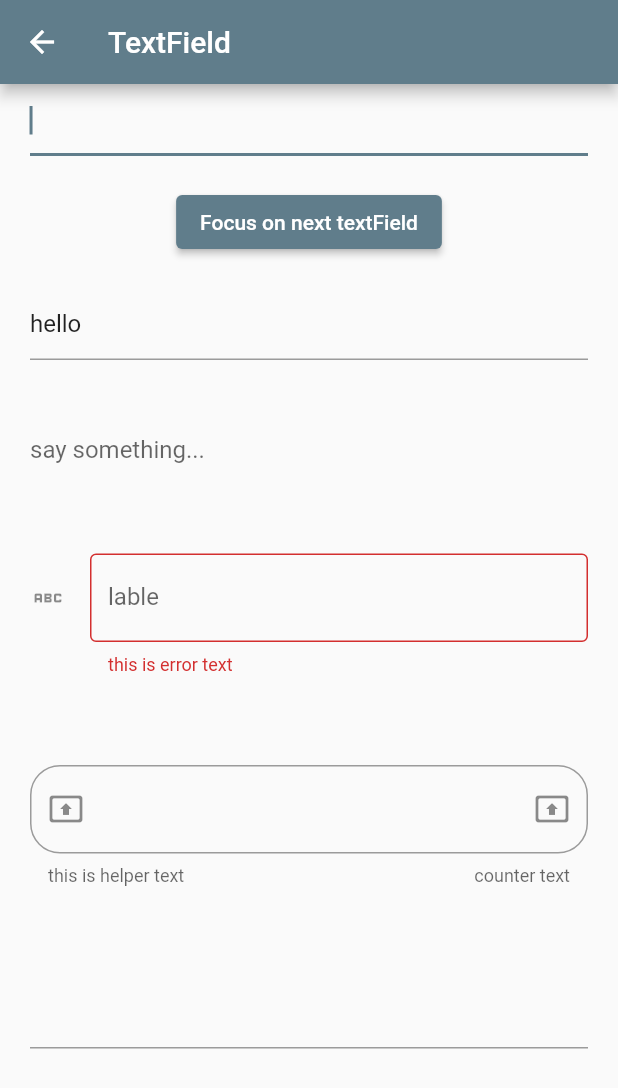
After one commit to patelkeval936/flutter_cookbook, a Flutter app: the screen it shows after launch, after a tap on "TextField", on a phone screen of 412 x 824 dp. The commit adds this screen. Shown: the top 1088 px of the screen. Run offline on Flutter 3.47's test engine with Material 2 defaults, Android fonts, the light colour scheme and no system bars.

Commit message:
TextField widget

```diff
--- a/analysis_options.yaml
+++ b/analysis_options.yaml
@@ -7,9 +7,9 @@
 
 # The following line activates a set of recommended lints for Flutter apps,
 # packages, and plugins designed to encourage good coding practices.
-include: package:flutter_lints/flutter.yaml
+# include: package:flutter_lints/flutter.yaml
 
-linter:
+# linter:
   # The lint rules applied to this project can be customized in the
   # section below to disable rules from the `package:flutter_lints/flutter.yaml`
   # included above or to enable additional rules. A list of all available lints
@@ -21,7 +21,7 @@ linter:
   # or a specific dart file by using the `// ignore: name_of_lint` and
   # `// ignore_for_file: name_of_lint` syntax on the line or in the file
   # producing the lint.
-  rules:
+  # rules:
     # avoid_print: false  # Uncomment to disable the `avoid_print` rule
     # prefer_single_quotes: true  # Uncomment to enable the `prefer_single_quotes` rule
 
--- a/lib/main.dart
+++ b/lib/main.dart
@@ -38,7 +38,9 @@ class _MyHomePageState extends State<MyHomePage> {
           padding: const EdgeInsets.symmetric(vertical: 20),
           child: Column(
             children: [
-
+              ElevatedButton(onPressed: (){
+                Navigator.of(context).push(MaterialPageRoute(builder: (context)=>DemoTextField()));
+              }, child: Text('TextField'))
             ],
           ),
         ),
--- /dev/null
+++ b/lib/textField.dart
@@ -0,0 +1,128 @@
+import 'package:flutter/material.dart';
+
+class DemoTextField extends StatefulWidget {
+  const DemoTextField({Key? key}) : super(key: key);
+
+  @override
+  State<DemoTextField> createState() => _DemoTextFieldState();
+}
+
+class _DemoTextFieldState extends State<DemoTextField> {
+  @override
+  Widget build(BuildContext context) {
+    String status = '';
+    FocusNode focusNode1 = FocusNode();
+    TextEditingController controller = TextEditingController(text: 'hello');
+    return Scaffold(
+        appBar: AppBar(
+          title: Text('TextField'),
+        ),
+        body: SingleChildScrollView(
+          child: Column(
+            children: [
+
+              Padding(
+                padding: EdgeInsets.symmetric(horizontal: 20),
+                child: TextField(
+                  readOnly: false,
+                  autocorrect: false,
+                  obscureText: false,
+                  autofocus: true,
+                  // focusNode: focusNode1,
+                  onChanged: (value) {
+                    print(value);
+                  },
+                  onEditingComplete: () {
+                    print('editing completed');
+                  },
+                  onSubmitted: (value) {
+                    print('submitted : $value');
+                  },
+                  onTap: () {
+                    print('tapped on textField');
+                  },
+                  onTapOutside: (event) {
+                    print('tappped outside : ${event}');
+                  },
+                ),
+              ),
+              SizedBox(height: 20,),
+              ElevatedButton(
+                onPressed: () {
+                  FocusScope.of(context).requestFocus(focusNode1);
+                },
+                child: Text('Focus on next textField'),
+              ),
+              Padding(
+                padding: EdgeInsets.symmetric(horizontal: 20,vertical: 20),
+                child: TextField(
+                  readOnly: false,
+                  autocorrect: false,
+                  obscureText: false,
+                  focusNode: focusNode1,
+                  controller: controller,
+                  onChanged: (value) {
+                    print(value);
+
+                  },
+                  onEditingComplete: () {
+                    print('editing completed');
+                  },
+                  onSubmitted: (value) {
+                    print('submitted : $value');
+                  },
+                  onTap: () {
+                    print('tapped on textField');
+                  },
+                  onTapOutside: (event) {
+                    focusNode1.unfocus();
+                    print('tappped outside : ${event}');
+                  },
+                ),
+              ),
+              Padding(
+                padding: EdgeInsets.symmetric(horizontal: 20, vertical: 30),
+                child: TextField(
+                  decoration: InputDecoration.collapsed(hintText: 'say something...'),
+                ),
+              ),
+              Padding(
+                padding: EdgeInsets.symmetric(horizontal: 20, vertical: 30),
+                child: TextField(
+                    decoration: InputDecoration(
+                  border: OutlineInputBorder(),
+                  icon: Icon(Icons.abc),
+                  label: Text('lable'),
+                  hintText: 'hint text',
+                  errorText: 'this is error text',
+                  floatingLabelBehavior: FloatingLabelBehavior.auto,
+                  floatingLabelAlignment: FloatingLabelAlignment.center,
+                )),
+              ),
+              Padding(
+                padding: EdgeInsets.symmetric(horizontal: 20, vertical: 30),
+                child: TextField(
+                  decoration: InputDecoration(
+                      helperText: 'this is helper text',
+                      prefixIcon: Icon(Icons.present_to_all_rounded),
+                      suffixIcon: Icon(Icons.present_to_all_rounded),
+                      counterText: 'counter text',
+                      focusColor: Colors.red,
+                      hoverColor: Colors.green,
+                      border: OutlineInputBorder(borderRadius: BorderRadius.circular(20)),
+                      enabled: true),
+                ),
+              ),
+              Padding(
+                padding: EdgeInsets.symmetric(horizontal: 20, vertical: 30),
+                child: TextField(
+                  keyboardType: TextInputType.phone,
+                  textInputAction: TextInputAction.search,
+
+                ),
+              ),
+            ],
+          ),
+        ));
+  }
+}
```
